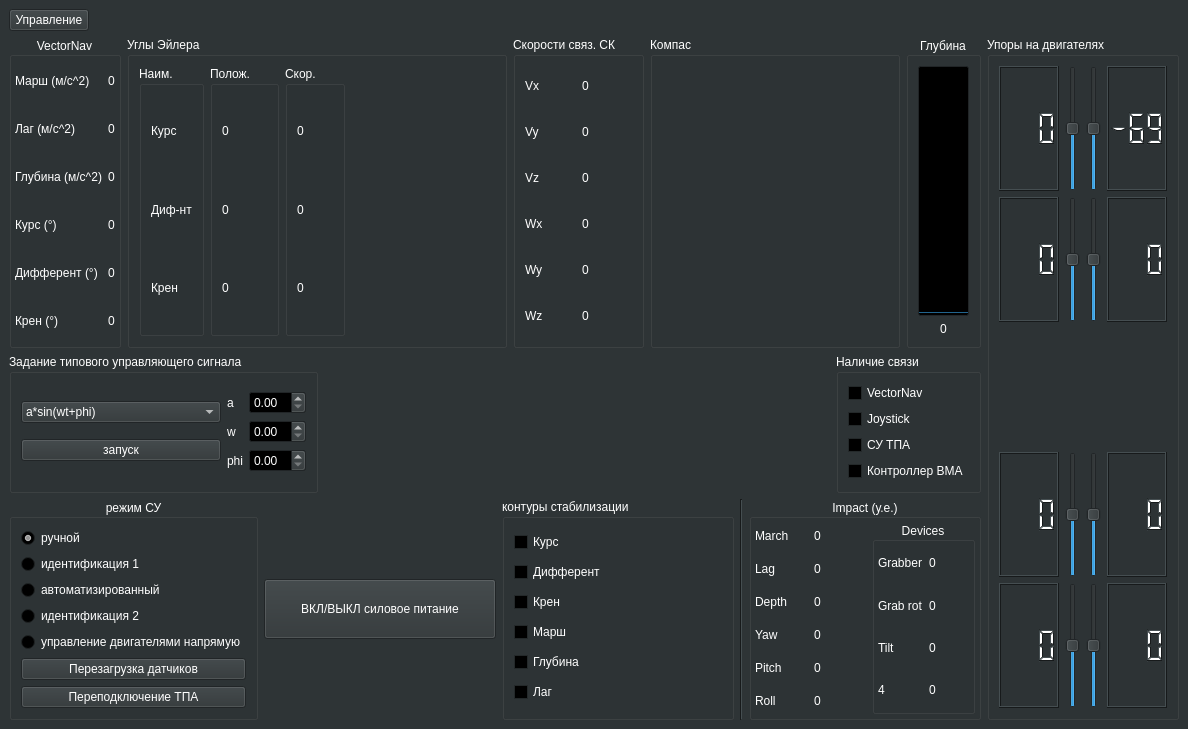
This is mainwindow.ui in hidronautics/UV_control_box as Qt 5 draws it before an edit. The edited form follows.
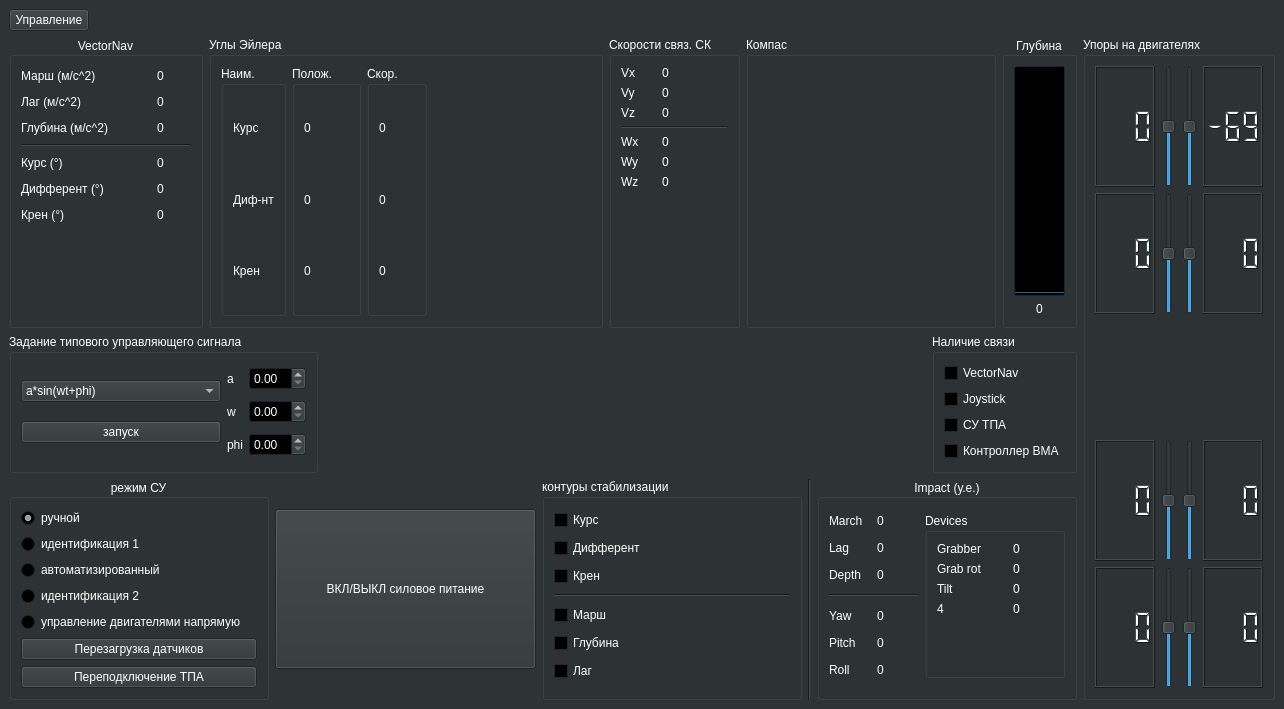
This is the edited form. Custom widgets are drawn as their Qt base class.

```diff
--- a/mainwindow.ui
+++ b/mainwindow.ui
@@ -6,8 +6,8 @@
    <rect>
     <x>0</x>
     <y>0</y>
-    <width>1188</width>
-    <height>729</height>
+    <width>1284</width>
+    <height>709</height>
    </rect>
   </property>
   <property name="palette">
@@ -491,9 +491,37 @@
            <string>Задание типового управляющего сигнала</string>
           </property>
           <layout class="QGridLayout" name="gridLayout_2">
-           <item row="0" column="0">
-            <layout class="QHBoxLayout" name="horizontalLayout_3">
-             <item>
+           <item row="1" column="1">
+            <widget class="QLabel" name="label_36">
+             <property name="text">
+              <string>w</string>
+             </property>
+            </widget>
+           </item>
+           <item row="1" column="2">
+            <widget class="QDoubleSpinBox" name="doubleSpinBox_2"/>
+           </item>
+           <item row="2" column="1">
+            <widget class="QLabel" name="label_37">
+             <property name="text">
+              <string>phi</string>
+             </property>
+            </widget>
+           </item>
+           <item row="0" column="1">
+            <widget class="QLabel" name="label_35">
+             <property name="text">
+              <string>a</string>
+             </property>
+            </widget>
+           </item>
+           <item row="2" column="2">
+            <widget class="QDoubleSpinBox" name="doubleSpinBox_3"/>
+           </item>
+           <item row="0" column="2">
+            <widget class="QDoubleSpinBox" name="doubleSpinBox"/>
+           </item>
+           <item row="0" column="0" rowspan="3">
               <layout class="QVBoxLayout" name="verticalLayout_23">
                <item>
                 <widget class="QComboBox" name="comboBox">
@@ -524,46 +552,6 @@
                </item>
               </layout>
              </item>
-             <item>
-              <layout class="QVBoxLayout" name="verticalLayout_19">
-               <item>
-                <widget class="QLabel" name="label_35">
-                 <property name="text">
-                  <string>a</string>
-                 </property>
-                </widget>
-               </item>
-               <item>
-                <widget class="QLabel" name="label_36">
-                 <property name="text">
-                  <string>w</string>
-                 </property>
-                </widget>
-               </item>
-               <item>
-                <widget class="QLabel" name="label_37">
-                 <property name="text">
-                  <string>phi</string>
-                 </property>
-                </widget>
-               </item>
-              </layout>
-             </item>
-             <item>
-              <layout class="QVBoxLayout" name="verticalLayout_18">
-               <item>
-                <widget class="QDoubleSpinBox" name="doubleSpinBox"/>
-               </item>
-               <item>
-                <widget class="QDoubleSpinBox" name="doubleSpinBox_2"/>
-               </item>
-               <item>
-                <widget class="QDoubleSpinBox" name="doubleSpinBox_3"/>
-               </item>
-              </layout>
-             </item>
-            </layout>
-           </item>
           </layout>
          </widget>
         </item>
@@ -585,8 +573,8 @@
           <property name="title">
            <string>Наличие связи</string>
           </property>
-          <layout class="QHBoxLayout" name="horizontalLayout_10">
-           <item>
+          <layout class="QGridLayout" name="gridLayout">
+           <item row="0" column="0">
             <layout class="QVBoxLayout" name="verticalLayout_21">
              <item>
               <widget class="QCheckBox" name="checkBox_3">
@@ -627,116 +615,151 @@
        <layout class="QHBoxLayout" name="horizontalLayout_2">
         <item>
          <widget class="QGroupBox" name="groupBox_6">
+          <property name="minimumSize">
+           <size>
+            <width>180</width>
+            <height>0</height>
+           </size>
+          </property>
           <property name="title">
            <string>VectorNav</string>
           </property>
           <property name="alignment">
            <set>Qt::AlignCenter</set>
           </property>
-          <layout class="QGridLayout" name="gridLayout_3">
-           <property name="leftMargin">
-            <number>3</number>
-           </property>
-           <property name="topMargin">
-            <number>3</number>
-           </property>
-           <property name="rightMargin">
-            <number>3</number>
-           </property>
-           <property name="bottomMargin">
-            <number>3</number>
-           </property>
+          <layout class="QFormLayout" name="formLayout_2">
            <item row="0" column="0">
-            <layout class="QVBoxLayout" name="verticalLayout_5">
-             <item>
               <widget class="QLabel" name="label_9">
+             <property name="minimumSize">
+              <size>
+               <width>0</width>
+               <height>20</height>
+              </size>
+             </property>
                <property name="text">
                 <string>Марш (м/с^2)</string>
                </property>
               </widget>
              </item>
-             <item>
+           <item row="0" column="1">
+            <widget class="QLabel" name="sensorsRollLabel">
+             <property name="text">
+              <string>0</string>
+             </property>
+            </widget>
+           </item>
+           <item row="1" column="0">
               <widget class="QLabel" name="label_10">
+             <property name="minimumSize">
+              <size>
+               <width>0</width>
+               <height>20</height>
+              </size>
+             </property>
                <property name="text">
                 <string>Лаг (м/с^2)</string>
                </property>
               </widget>
              </item>
-             <item>
+           <item row="1" column="1">
+            <widget class="QLabel" name="sensorsPitchLabel">
+             <property name="text">
+              <string>0</string>
+             </property>
+            </widget>
+           </item>
+           <item row="2" column="0">
               <widget class="QLabel" name="label_12">
+             <property name="minimumSize">
+              <size>
+               <width>130</width>
+               <height>20</height>
+              </size>
+             </property>
                <property name="text">
                 <string>Глубина (м/с^2)</string>
                </property>
               </widget>
              </item>
-             <item>
+           <item row="2" column="1">
+            <widget class="QLabel" name="sensorsDepthLabel">
+             <property name="text">
+              <string>0</string>
+             </property>
+            </widget>
+           </item>
+           <item row="4" column="0">
               <widget class="QLabel" name="label_11">
+             <property name="minimumSize">
+              <size>
+               <width>0</width>
+               <height>20</height>
+              </size>
+             </property>
                <property name="text">
                 <string>Курс (°)</string>
                </property>
               </widget>
              </item>
-             <item>
+           <item row="4" column="1">
+            <widget class="QLabel" name="sensorsYawLabel">
+             <property name="text">
+              <string>0</string>
+             </property>
+            </widget>
+           </item>
+           <item row="5" column="0">
               <widget class="QLabel" name="label_5">
+             <property name="minimumSize">
+              <size>
+               <width>0</width>
+               <height>20</height>
+              </size>
+             </property>
                <property name="text">
                 <string>Дифферент (°)</string>
                </property>
               </widget>
              </item>
-             <item>
+           <item row="5" column="1">
+            <widget class="QLabel" name="label_7">
+             <property name="text">
+              <string>0</string>
+             </property>
+            </widget>
+           </item>
+           <item row="6" column="0">
               <widget class="QLabel" name="label_6">
+             <property name="minimumSize">
+              <size>
+               <width>0</width>
+               <height>20</height>
+              </size>
+             </property>
                <property name="text">
                 <string>Крен (°)</string>
                </property>
               </widget>
              </item>
-            </layout>
-           </item>
-           <item row="0" column="1">
-            <layout class="QVBoxLayout" name="verticalLayout_6">
-             <item>
-              <widget class="QLabel" name="sensorsRollLabel">
-               <property name="text">
-                <string>0</string>
-               </property>
-              </widget>
-             </item>
-             <item>
-              <widget class="QLabel" name="sensorsPitchLabel">
-               <property name="text">
-                <string>0</string>
-               </property>
-              </widget>
-             </item>
-             <item>
-              <widget class="QLabel" name="sensorsDepthLabel">
-               <property name="text">
-                <string>0</string>
-               </property>
-              </widget>
-             </item>
-             <item>
-              <widget class="QLabel" name="sensorsYawLabel">
-               <property name="text">
-                <string>0</string>
-               </property>
-              </widget>
-             </item>
-             <item>
-              <widget class="QLabel" name="label_7">
-               <property name="text">
-                <string>0</string>
-               </property>
-              </widget>
-             </item>
-             <item>
+           <item row="6" column="1">
               <widget class="QLabel" name="label_13">
                <property name="text">
                 <string>0</string>
                </property>
               </widget>
              </item>
-            </layout>
+           <item row="3" column="0" colspan="2">
+            <widget class="Line" name="line_2">
+             <property name="minimumSize">
+              <size>
+               <width>170</width>
+               <height>3</height>
+              </size>
+             </property>
+             <property name="orientation">
+              <enum>Qt::Horizontal</enum>
+             </property>
+            </widget>
            </item>
           </layout>
          </widget>
@@ -858,98 +881,139 @@
           <property name="title">
            <string>Скорости связ. СК</string>
           </property>
-          <layout class="QHBoxLayout" name="horizontalLayout">
-           <item>
-            <layout class="QVBoxLayout" name="verticalLayout_16">
-             <item>
+          <layout class="QFormLayout" name="formLayout_3">
+           <item row="0" column="0">
               <widget class="QLabel" name="label_24">
+             <property name="minimumSize">
+              <size>
+               <width>35</width>
+               <height>0</height>
+              </size>
+             </property>
                <property name="text">
                 <string>Vx</string>
                </property>
               </widget>
              </item>
-             <item>
+           <item row="0" column="1">
+            <widget class="QLabel" name="label_32">
+             <property name="text">
+              <string>0</string>
+             </property>
+            </widget>
+           </item>
+           <item row="1" column="0">
               <widget class="QLabel" name="label_23">
+             <property name="minimumSize">
+              <size>
+               <width>35</width>
+               <height>0</height>
+              </size>
+             </property>
                <property name="text">
                 <string>Vy</string>
                </property>
               </widget>
              </item>
-             <item>
+           <item row="1" column="1">
+            <widget class="QLabel" name="label_31">
+             <property name="text">
+              <string>0</string>
+             </property>
+            </widget>
+           </item>
+           <item row="2" column="0">
               <widget class="QLabel" name="label_28">
+             <property name="minimumSize">
+              <size>
+               <width>35</width>
+               <height>0</height>
+              </size>
+             </property>
                <property name="text">
                 <string>Vz</string>
                </property>
               </widget>
              </item>
-             <item>
+           <item row="2" column="1">
+            <widget class="QLabel" name="label_30">
+             <property name="text">
+              <string>0</string>
+             </property>
+            </widget>
+           </item>
+           <item row="4" column="0">
               <widget class="QLabel" name="label_27">
+             <property name="minimumSize">
+              <size>
+               <width>35</width>
+               <height>0</height>
+              </size>
+             </property>
                <property name="text">
                 <string>Wx</string>
                </property>
               </widget>
              </item>
-             <item>
+           <item row="4" column="1">
+            <widget class="QLabel" name="label_29">
+             <property name="text">
+              <string>0</string>
+             </property>
+            </widget>
+           </item>
+           <item row="5" column="0">
               <widget class="QLabel" name="label_26">
+             <property name="minimumSize">
+              <size>
+               <width>35</width>
+               <height>0</height>
+              </size>
+             </property>
                <property name="text">
                 <string>Wy</string>
                </property>
               </widget>
              </item>
-             <item>
+           <item row="5" column="1">
+            <widget class="QLabel" name="label_33">
+             <property name="text">
+              <string>0</string>
+             </property>
+            </widget>
+           </item>
+           <item row="6" column="0">
               <widget class="QLabel" name="label_25">
+             <property name="minimumSize">
+              <size>
+               <width>35</width>
+               <height>0</height>
+              </size>
+             </property>
                <property name="text">
                 <string>Wz</string>
                </property>
               </widget>
              </item>
-            </layout>
-           </item>
-           <item>
-            <layout class="QVBoxLayout" name="verticalLayout_17">
-             <item>
-              <widget class="QLabel" name="label_32">
-               <property name="text">
-                <string>0</string>
-               </property>
-              </widget>
-             </item>
-             <item>
-              <widget class="QLabel" name="label_31">
-               <property name="text">
-                <string>0</string>
-               </property>
-              </widget>
-             </item>
-             <item>
-              <widget class="QLabel" name="label_30">
-               <property name="text">
-                <string>0</string>
-               </property>
-              </widget>
-             </item>
-             <item>
-              <widget class="QLabel" name="label_29">
-               <property name="text">
-                <string>0</string>
-               </property>
-              </widget>
-             </item>
-             <item>
-              <widget class="QLabel" name="label_33">
-               <property name="text">
-                <string>0</string>
-               </property>
-              </widget>
-             </item>
-             <item>
+           <item row="6" column="1">
               <widget class="QLabel" name="label_34">
                <property name="text">
                 <string>0</string>
                </property>
               </widget>
              </item>
-            </layout>
+           <item row="3" column="0" colspan="2">
+            <widget class="Line" name="line_3">
+             <property name="minimumSize">
+              <size>
+               <width>50</width>
+               <height>0</height>
+              </size>
+             </property>
+             <property name="orientation">
+              <enum>Qt::Horizontal</enum>
+             </property>
+            </widget>
            </item>
           </layout>
          </widget>
@@ -1120,7 +1184,7 @@
           <property name="minimumSize">
            <size>
             <width>0</width>
-            <height>60</height>
+            <height>160</height>
            </size>
           </property>
           <property name="text">
@@ -1139,9 +1203,7 @@
           <property name="title">
            <string>контуры стабилизации</string>
           </property>
-          <layout class="QHBoxLayout" name="horizontalLayout_8">
-           <item>
-            <layout class="QVBoxLayout" name="verticalLayout_20">
+          <layout class="QVBoxLayout" name="verticalLayout_2">
              <item>
               <widget class="QCheckBox" name="checkBoxStabilizeRoll">
                <property name="text">
@@ -1163,6 +1225,13 @@
                </property>
               </widget>
              </item>
+           <item>
+            <widget class="Line" name="line_5">
+             <property name="orientation">
+              <enum>Qt::Horizontal</enum>
+             </property>
+            </widget>
+           </item>
              <item>
               <widget class="QCheckBox" name="checkBoxStabilizeDepth">
                <property name="text">
@@ -1185,8 +1254,6 @@
               </widget>
              </item>
             </layout>
-           </item>
-          </layout>
          </widget>
         </item>
         <item>
@@ -1210,68 +1277,65 @@
           <property name="checkable">
            <bool>false</bool>
           </property>
-          <layout class="QHBoxLayout" name="horizontalLayout_9">
-           <property name="leftMargin">
-            <number>3</number>
-           </property>
-           <property name="topMargin">
-            <number>3</number>
-           </property>
-           <property name="rightMargin">
-            <number>3</number>
-           </property>
-           <property name="bottomMargin">
-            <number>3</number>
-           </property>
-           <item>
-            <layout class="QVBoxLayout" name="verticalLayout_7">
-             <item>
-              <widget class="QLabel" name="label_march_static">
-               <property name="text">
-                <string>March</string>
-               </property>
-              </widget>
-             </item>
-             <item>
-              <widget class="QLabel" name="label_lag_static">
-               <property name="text">
-                <string>Lag</string>
-               </property>
-              </widget>
-             </item>
-             <item>
-              <widget class="QLabel" name="label_depth_static">
-               <property name="text">
-                <string>Depth</string>
-               </property>
-              </widget>
-             </item>
-             <item>
+          <layout class="QGridLayout" name="gridLayout_3">
+           <item row="4" column="0">
               <widget class="QLabel" name="label_yaw_static">
+             <property name="minimumSize">
+              <size>
+               <width>0</width>
+               <height>16</height>
+              </size>
+             </property>
+             <property name="maximumSize">
+              <size>
+               <width>16777215</width>
+               <height>16</height>
+              </size>
+             </property>
                <property name="text">
                 <string>Yaw</string>
                </property>
               </widget>
              </item>
-             <item>
+           <item row="5" column="0">
               <widget class="QLabel" name="label_pitch_static">
+             <property name="minimumSize">
+              <size>
+               <width>0</width>
+               <height>16</height>
+              </size>
+             </property>
+             <property name="maximumSize">
+              <size>
+               <width>16777215</width>
+               <height>16</height>
+              </size>
+             </property>
                <property name="text">
                 <string>Pitch</string>
                </property>
               </widget>
              </item>
-             <item>
+           <item row="6" column="0">
               <widget class="QLabel" name="label_roll_static">
+             <property name="minimumSize">
+              <size>
+               <width>0</width>
+               <height>16</height>
+              </size>
+             </property>
+             <property name="maximumSize">
+              <size>
+               <width>16777215</width>
+               <height>16</height>
+              </size>
+             </property>
                <property name="text">
                 <string>Roll</string>
                </property>
               </widget>
              </item>
-            </layout>
-           </item>
-           <item>
-            <layout class="QVBoxLayout" name="verticalLayout_8">
-             <item>
+           <item row="0" column="1">
               <widget class="QLabel" name="label_march">
                <property name="minimumSize">
                 <size>
@@ -1279,131 +1343,104 @@
                  <height>0</height>
                 </size>
                </property>
-               <property name="text">
-                <string>0</string>
-               </property>
-              </widget>
-             </item>
-             <item>
-              <widget class="QLabel" name="label_lag">
+             <property name="maximumSize">
+              <size>
+               <width>50</width>
+               <height>16777215</height>
+              </size>
+             </property>
                <property name="text">
                 <string>0</string>
                </property>
               </widget>
              </item>
-             <item>
+           <item row="2" column="1">
               <widget class="QLabel" name="label_depth">
-               <property name="text">
-                <string>0</string>
-               </property>
-              </widget>
-             </item>
-             <item>
-              <widget class="QLabel" name="label_yaw">
-               <property name="text">
-                <string>0</string>
-               </property>
-              </widget>
-             </item>
-             <item>
-              <widget class="QLabel" name="label_pitch">
+             <property name="minimumSize">
+              <size>
+               <width>40</width>
+               <height>0</height>
+              </size>
+             </property>
+             <property name="maximumSize">
+              <size>
+               <width>50</width>
+               <height>16777215</height>
+              </size>
+             </property>
                <property name="text">
                 <string>0</string>
                </property>
               </widget>
              </item>
-             <item>
-              <widget class="QLabel" name="label_roll">
-               <property name="text">
-                <string>0</string>
-               </property>
-              </widget>
-             </item>
-            </layout>
-           </item>
-           <item>
-            <widget class="QGroupBox" name="groupBox_7">
+           <item row="0" column="2" rowspan="7">
+            <widget class="QGroupBox" name="groupBox_16">
              <property name="title">
               <string>Devices</string>
              </property>
-             <property name="alignment">
-              <set>Qt::AlignCenter</set>
-             </property>
-             <layout class="QHBoxLayout" name="horizontalLayout_7">
-              <property name="leftMargin">
-               <number>3</number>
-              </property>
-              <property name="topMargin">
-               <number>3</number>
-              </property>
-              <property name="rightMargin">
-               <number>3</number>
-              </property>
-              <property name="bottomMargin">
-               <number>3</number>
-              </property>
-              <item>
-               <layout class="QVBoxLayout" name="verticalLayout_2">
-                <item>
+             <layout class="QFormLayout" name="formLayout">
+              <item row="0" column="0">
                  <widget class="QLabel" name="label">
                   <property name="text">
                    <string>Grabber</string>
                   </property>
                  </widget>
                 </item>
-                <item>
+              <item row="0" column="1">
+               <widget class="QLabel" name="label_grabber">
+                <property name="minimumSize">
+                 <size>
+                  <width>40</width>
+                  <height>0</height>
+                 </size>
+                </property>
+                <property name="text">
+                 <string>0</string>
+                </property>
+               </widget>
+              </item>
+              <item row="1" column="0">
                  <widget class="QLabel" name="label_2">
+                <property name="minimumSize">
+                 <size>
+                  <width>70</width>
+                  <height>0</height>
+                 </size>
+                </property>
                   <property name="text">
                    <string>Grab rot</string>
                   </property>
                  </widget>
                 </item>
-                <item>
+              <item row="1" column="1">
+               <widget class="QLabel" name="label_grabber_rotation">
+                <property name="text">
+                 <string>0</string>
+                </property>
+               </widget>
+              </item>
+              <item row="2" column="0">
                  <widget class="QLabel" name="label_3">
                   <property name="text">
                    <string>Tilt</string>
                   </property>
                  </widget>
                 </item>
-                <item>
+              <item row="2" column="1">
+               <widget class="QLabel" name="label_tilt">
+                <property name="text">
+                 <string>0</string>
+                </property>
+               </widget>
+              </item>
+              <item row="3" column="0">
                  <widget class="QLabel" name="label_4">
                   <property name="text">
                    <string>4</string>
                   </property>
                  </widget>
                 </item>
-               </layout>
-              </item>
-              <item>
-               <layout class="QVBoxLayout" name="verticalLayout_4">
-                <item>
-                 <widget class="QLabel" name="label_grabber">
-                  <property name="minimumSize">
-                   <size>
-                    <width>40</width>
-                    <height>0</height>
-                   </size>
-                  </property>
-                  <property name="text">
-                   <string>0</string>
-                  </property>
-                 </widget>
-                </item>
-                <item>
-                 <widget class="QLabel" name="label_grabber_rotation">
-                  <property name="text">
-                   <string>0</string>
-                  </property>
-                 </widget>
-                </item>
-                <item>
-                 <widget class="QLabel" name="label_tilt">
-                  <property name="text">
-                   <string>0</string>
-                  </property>
-                 </widget>
-                </item>
-                <item>
+              <item row="3" column="1">
                  <widget class="QLabel" name="label_8">
                   <property name="text">
                    <string>0</string>
@@ -1411,8 +1448,146 @@
                  </widget>
                 </item>
                </layout>
-              </item>
-             </layout>
+            </widget>
+           </item>
+           <item row="2" column="0">
+            <widget class="QLabel" name="label_depth_static">
+             <property name="minimumSize">
+              <size>
+               <width>0</width>
+               <height>16</height>
+              </size>
+             </property>
+             <property name="maximumSize">
+              <size>
+               <width>16777215</width>
+               <height>16</height>
+              </size>
+             </property>
+             <property name="text">
+              <string>Depth</string>
+             </property>
+            </widget>
+           </item>
+           <item row="4" column="1">
+            <widget class="QLabel" name="label_yaw">
+             <property name="minimumSize">
+              <size>
+               <width>40</width>
+               <height>0</height>
+              </size>
+             </property>
+             <property name="maximumSize">
+              <size>
+               <width>50</width>
+               <height>16777215</height>
+              </size>
+             </property>
+             <property name="text">
+              <string>0</string>
+             </property>
+            </widget>
+           </item>
+           <item row="1" column="0">
+            <widget class="QLabel" name="label_lag_static">
+             <property name="minimumSize">
+              <size>
+               <width>0</width>
+               <height>16</height>
+              </size>
+             </property>
+             <property name="maximumSize">
+              <size>
+               <width>16777215</width>
+               <height>16</height>
+              </size>
+             </property>
+             <property name="text">
+              <string>Lag</string>
+             </property>
+            </widget>
+           </item>
+           <item row="5" column="1">
+            <widget class="QLabel" name="label_pitch">
+             <property name="minimumSize">
+              <size>
+               <width>40</width>
+               <height>0</height>
+              </size>
+             </property>
+             <property name="maximumSize">
+              <size>
+               <width>50</width>
+               <height>16777215</height>
+              </size>
+             </property>
+             <property name="text">
+              <string>0</string>
+             </property>
+            </widget>
+           </item>
+           <item row="0" column="0">
+            <widget class="QLabel" name="label_march_static">
+             <property name="minimumSize">
+              <size>
+               <width>0</width>
+               <height>16</height>
+              </size>
+             </property>
+             <property name="maximumSize">
+              <size>
+               <width>16777215</width>
+               <height>16</height>
+              </size>
+             </property>
+             <property name="text">
+              <string>March</string>
+             </property>
+            </widget>
+           </item>
+           <item row="1" column="1">
+            <widget class="QLabel" name="label_lag">
+             <property name="minimumSize">
+              <size>
+               <width>40</width>
+               <height>0</height>
+              </size>
+             </property>
+             <property name="maximumSize">
+              <size>
+               <width>50</width>
+               <height>16777215</height>
+              </size>
+             </property>
+             <property name="text">
+              <string>0</string>
+             </property>
+            </widget>
+           </item>
+           <item row="6" column="1">
+            <widget class="QLabel" name="label_roll">
+             <property name="minimumSize">
+              <size>
+               <width>40</width>
+               <height>0</height>
+              </size>
+             </property>
+             <property name="maximumSize">
+              <size>
+               <width>50</width>
+               <height>16777215</height>
+              </size>
+             </property>
+             <property name="text">
+              <string>0</string>
+             </property>
+            </widget>
+           </item>
+           <item row="3" column="0" colspan="2">
+            <widget class="Line" name="line_4">
+             <property name="orientation">
+              <enum>Qt::Horizontal</enum>
+             </property>
             </widget>
            </item>
           </layout>
```
Lines whose indentation alone changed are shown as unchanged.
